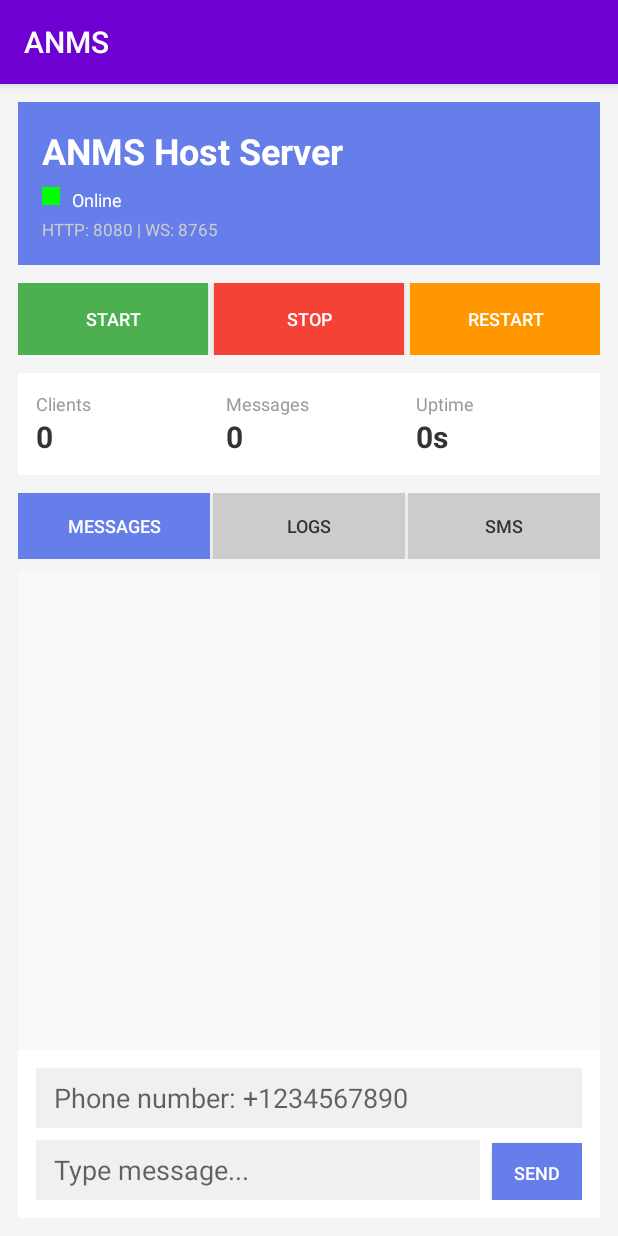
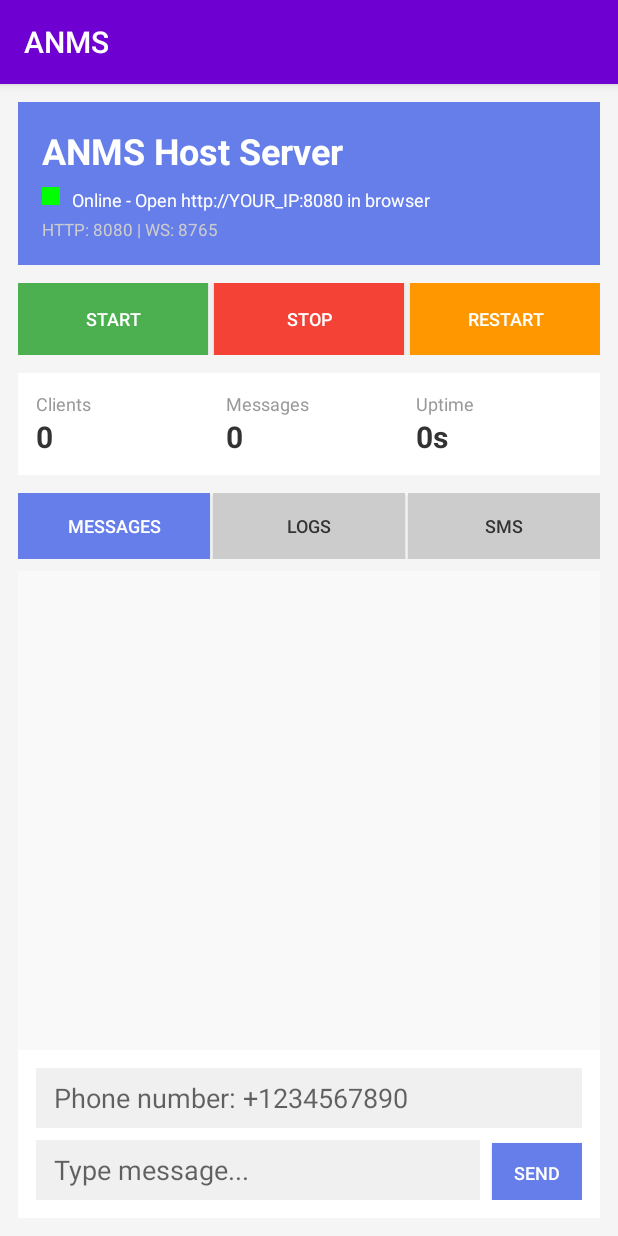
Before and after one commit to CKCHDX/ANMS, an Android app: the screen it shows after launch (MainActivity), after a tap on "RESTART", on a phone screen of 412 x 824 dp. Run offline under Robolectric (Android 15) with nearby library versions, the phone set to English and light mode, and no system bars; 3 statements that could not run were skipped; 2 other taps on this screen came first.

Commit message:
refactor: Remove WebSocket server, use only HTTP for simplicity

```diff
--- a/app/src/main/java/com/example/anms/MainActivity.kt
+++ b/app/src/main/java/com/example/anms/MainActivity.kt
@@ -12,9 +12,7 @@ import android.view.View
 import androidx.appcompat.app.AppCompatActivity
 import androidx.core.app.ActivityCompat
 import androidx.core.content.ContextCompat
-import androidx.recyclerview.widget.RecyclerView
 import com.example.anms.network.HttpServer
-import com.example.anms.network.WebSocketServer
 import kotlin.concurrent.thread
 
 class MainActivity : AppCompatActivity() {
@@ -22,26 +20,17 @@ class MainActivity : AppCompatActivity() {
     private val permissionRequestCode = 42
 
     private var httpServer: HttpServer? = null
-    private var wsServer: WebSocketServer? = null
-    private var isServersRunning = false
+    private var isServerRunning = false
     private var startTime: Long = 0
     private var messageCount = 0
-    private var clientCount = 0
 
     private lateinit var statusDot: View
     private lateinit var statusText: TextView
-    private lateinit var clientCountText: TextView
     private lateinit var messageCountText: TextView
     private lateinit var uptimeText: TextView
     private lateinit var startBtn: Button
     private lateinit var stopBtn: Button
     private lateinit var restartBtn: Button
-    private lateinit var messagesTabBtn: Button
-    private lateinit var logsTabBtn: Button
-    private lateinit var smsTabBtn: Button
-    private lateinit var messagesTab: LinearLayout
-    private lateinit var logsTab: LinearLayout
-    private lateinit var smsTab: LinearLayout
 
     override fun onCreate(savedInstanceState: Bundle?) {
         super.onCreate(savedInstanceState)
@@ -76,7 +65,6 @@ class MainActivity : AppCompatActivity() {
     private fun initViews() {
         statusDot = findViewById(R.id.statusDot)
         statusText = findViewById(R.id.statusText)
-        clientCountText = findViewById(R.id.clientCountText)
         messageCountText = findViewById(R.id.messageCountText)
         uptimeText = findViewById(R.id.uptimeText)
 
@@ -84,30 +72,18 @@ class MainActivity : AppCompatActivity() {
         stopBtn = findViewById(R.id.stopServerButton)
         restartBtn = findViewById(R.id.restartServerButton)
 
-        messagesTabBtn = findViewById(R.id.messagesTabButton)
-        logsTabBtn = findViewById(R.id.logsTabButton)
-        smsTabBtn = findViewById(R.id.smsTabButton)
-
-        messagesTab = findViewById(R.id.messagesTab)
-        logsTab = findViewById(R.id.logsTab)
-        smsTab = findViewById(R.id.smsTab)
-
         updateStatusUI()
     }
 
     private fun setupButtons() {
-        startBtn.setOnClickListener { startServers() }
-        stopBtn.setOnClickListener { stopServers() }
-        restartBtn.setOnClickListener { restartServers() }
-
-        messagesTabBtn.setOnClickListener { switchTab(0) }
-        logsTabBtn.setOnClickListener { switchTab(1) }
-        smsTabBtn.setOnClickListener { switchTab(2) }
+        startBtn.setOnClickListener { startServer() }
+        stopBtn.setOnClickListener { stopServer() }
+        restartBtn.setOnClickListener { restartServer() }
     }
 
-    private fun startServers() {
-        if (isServersRunning) {
-            Log.d(tag, "Servers already running")
+    private fun startServer() {
+        if (isServerRunning) {
+            Log.d(tag, "Server already running")
             return
         }
 
@@ -115,41 +91,32 @@ class MainActivity : AppCompatActivity() {
             try {
                 httpServer = HttpServer(this@MainActivity, 8080)
                 httpServer?.start()
-                Log.d(tag, "HTTP Server started")
+                Log.d(tag, "HTTP Server started on port 8080")
 
-                wsServer = WebSocketServer(this@MainActivity, 8765) { message ->
-                    messageCount++
-                    updateStatsUI()
-                }
-                wsServer?.start()
-                Log.d(tag, "WebSocket Server started")
-
-                isServersRunning = true
+                isServerRunning = true
                 startTime = System.currentTimeMillis()
 
                 runOnUiThread {
                     updateStatusUI()
-                    statusText.text = "Online"
+                    statusText.text = "Online - Open http://YOUR_IP:8080 in browser"
                     statusDot.setBackgroundColor(android.graphics.Color.GREEN)
                 }
             } catch (e: Exception) {
-                Log.e(tag, "Error starting servers", e)
+                Log.e(tag, "Error starting server", e)
                 runOnUiThread {
-                    statusText.text = "Error"
+                    statusText.text = "Error: ${e.message}"
                     statusDot.setBackgroundColor(android.graphics.Color.RED)
                 }
             }
         }
     }
 
-    private fun stopServers() {
+    private fun stopServer() {
         thread {
             try {
                 httpServer?.stopServer()
-                wsServer?.stopServer()
-                isServersRunning = false
+                isServerRunning = false
                 messageCount = 0
-                clientCount = 0
 
                 runOnUiThread {
                     updateStatusUI()
@@ -158,54 +125,21 @@ class MainActivity : AppCompatActivity() {
                     uptimeText.text = "0s"
                 }
             } catch (e: Exception) {
-                Log.e(tag, "Error stopping servers", e)
+                Log.e(tag, "Error stopping server", e)
             }
         }
     }
 
-    private fun restartServers() {
-        stopServers()
+    private fun restartServer() {
+        stopServer()
         thread {
             Thread.sleep(500)
-            startServers()
-        }
-    }
-
-    private fun switchTab(tabIndex: Int) {
-        messagesTab.visibility = View.GONE
-        logsTab.visibility = View.GONE
-        smsTab.visibility = View.GONE
-
-        messagesTabBtn.setBackgroundColor(android.graphics.Color.LTGRAY)
-        logsTabBtn.setBackgroundColor(android.graphics.Color.LTGRAY)
-        smsTabBtn.setBackgroundColor(android.graphics.Color.LTGRAY)
-
-        when (tabIndex) {
-            0 -> {
-                messagesTab.visibility = View.VISIBLE
-                messagesTabBtn.setBackgroundColor(android.graphics.Color.parseColor("#667eea"))
-            }
-            1 -> {
-                logsTab.visibility = View.VISIBLE
-                logsTabBtn.setBackgroundColor(android.graphics.Color.parseColor("#667eea"))
-            }
-            2 -> {
-                smsTab.visibility = View.VISIBLE
-                smsTabBtn.setBackgroundColor(android.graphics.Color.parseColor("#667eea"))
-            }
+            startServer()
         }
     }
 
     private fun updateStatusUI() {
-        clientCountText.text = clientCount.toString()
         messageCountText.text = messageCount.toString()
-    }
-
-    private fun updateStatsUI() {
-        runOnUiThread {
-            clientCountText.text = clientCount.toString()
-            messageCountText.text = messageCount.toString()
-        }
     }
 
     private fun startUptimeTimer() {
@@ -213,7 +147,7 @@ class MainActivity : AppCompatActivity() {
             while (true) {
                 try {
                     Thread.sleep(1000)
-                    if (isServersRunning) {
+                    if (isServerRunning) {
                         val elapsed = (System.currentTimeMillis() - startTime) / 1000
                         runOnUiThread {
                             uptimeText.text = formatUptime(elapsed)
@@ -239,6 +173,6 @@ class MainActivity : AppCompatActivity() {
 
     override fun onDestroy() {
         super.onDestroy()
-        stopServers()
+        stopServer()
     }
 }
```
